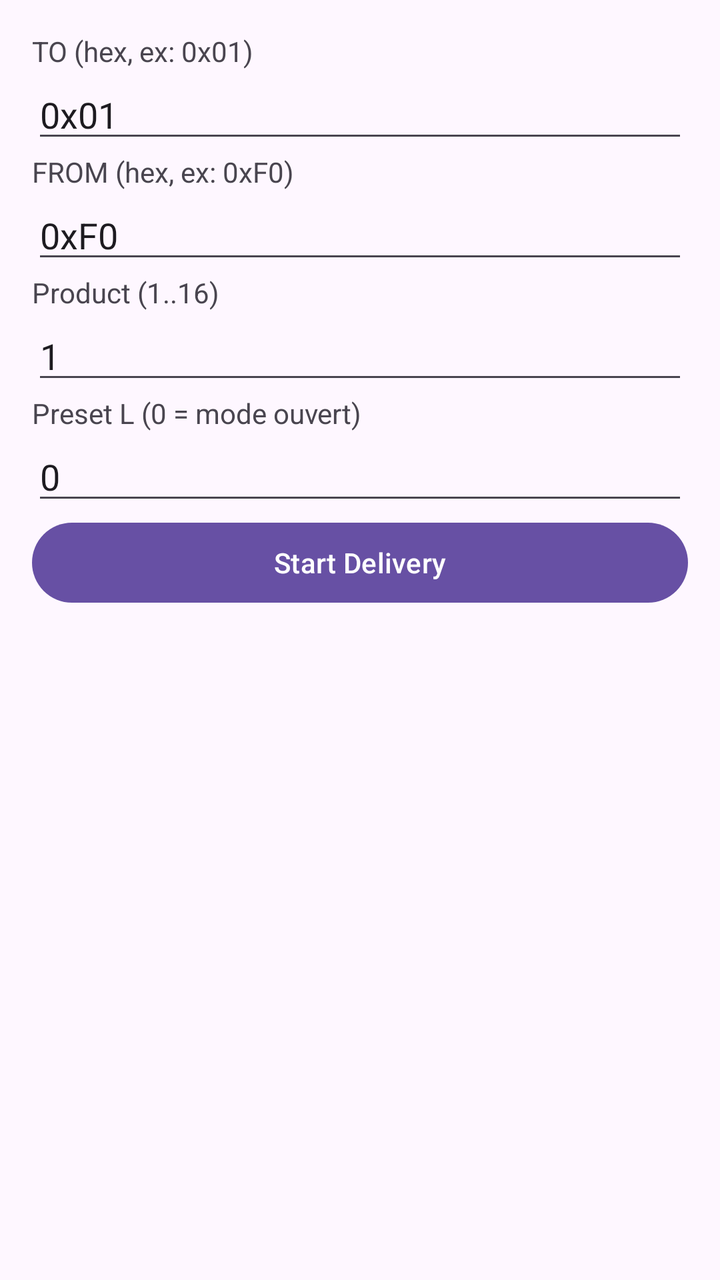
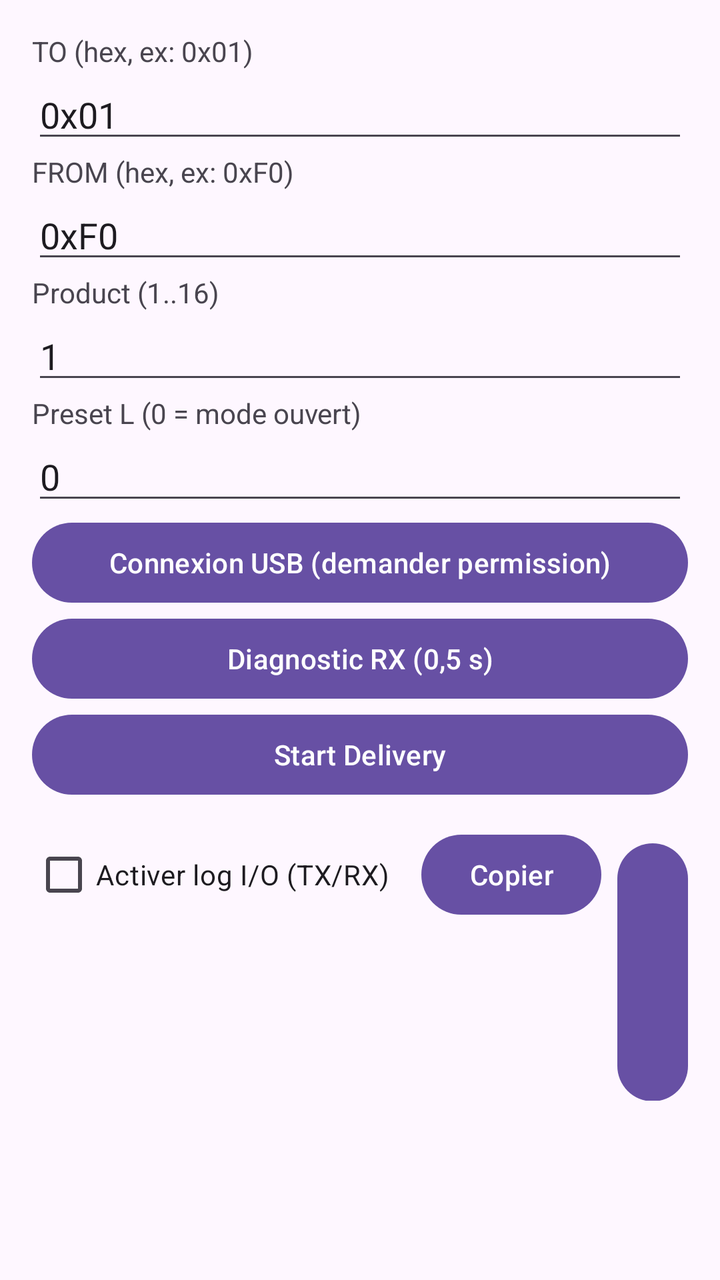

Two renders of the same Android screen: before a commit and after it. Below are the layout's source before the change and the commit's diff.
<!-- AndroidManifest.xml: application theme Theme.Material3.DayNight.NoActionBar -->
<!-- res/layout/activity_main.xml -->
<ScrollView xmlns:android="http://schemas.android.com/apk/res/android"
    android:layout_width="match_parent"
    android:layout_height="match_parent">

  <LinearLayout
      android:orientation="vertical"
      android:padding="16dp"
      android:layout_width="match_parent"
      android:layout_height="wrap_content">

    <TextView
        android:layout_width="wrap_content"
        android:layout_height="wrap_content"
        android:text="TO (hex, ex: 0x01)" />

    <EditText
        android:id="@+id/edtTo"
        android:layout_width="match_parent"
        android:layout_height="wrap_content"
        android:inputType="text"
        android:text="0x01" />

    <TextView
        android:layout_width="wrap_content"
        android:layout_height="wrap_content"
        android:text="FROM (hex, ex: 0xF0)" />

    <EditText
        android:id="@+id/edtFrom"
        android:layout_width="match_parent"
        android:layout_height="wrap_content"
        android:inputType="text"
        android:text="0xF0" />

    <TextView
        android:layout_width="wrap_content"
        android:layout_height="wrap_content"
        android:text="Product (1..16)" />

    <EditText
        android:id="@+id/edtProduct"
        android:layout_width="match_parent"
        android:layout_height="wrap_content"
        android:inputType="number"
        android:text="1" />

    <TextView
        android:layout_width="wrap_content"
        android:layout_height="wrap_content"
        android:text="Preset L (0 = mode ouvert)" />

    <EditText
        android:id="@+id/edtPreset"
        android:layout_width="match_parent"
        android:layout_height="wrap_content"
        android:inputType="numberDecimal"
        android:text="0" />

    <Button
        android:id="@+id/btnStart"
        android:layout_width="match_parent"
        android:layout_height="wrap_content"
        android:text="Start Delivery" />

    <TextView
        android:id="@+id/txtLog"
        android:layout_width="match_parent"
        android:layout_height="wrap_content"
        android:layout_marginTop="12dp"
        android:textSize="12sp" />

  </LinearLayout>
</ScrollView>
<!-- resources referenced by this layout -->
<resources>

</resources>

<!-- the commit's change to res/layout/activity_main.xml (unified diff, before → after) -->
@@ -56,17 +56,59 @@
         android:inputType="numberDecimal"
         android:text="0" />
 
+    
+    <Button
+        android:id="@+id/btnConnect"
+        android:layout_width="match_parent"
+        android:layout_height="wrap_content"
+        android:text="Connexion USB (demander permission)" />
+
+    <Button
+        android:id="@+id/btnDiag"
+        android:layout_width="match_parent"
+        android:layout_height="wrap_content"
+        android:text="Diagnostic RX (0,5 s)"/>
+
     <Button
         android:id="@+id/btnStart"
         android:layout_width="match_parent"
         android:layout_height="wrap_content"
         android:text="Start Delivery" />
 
+    
+    <LinearLayout
+        android:layout_width="match_parent"
+        android:layout_height="wrap_content"
+        android:orientation="horizontal"
+        android:layout_marginTop="12dp">
+
+      <CheckBox
+          android:id="@+id/switchIoLog"
+          android:layout_width="wrap_content"
+          android:layout_height="wrap_content"
+          android:text="Activer log I/O (TX/RX)"/>
+
+      <Button
+          android:id="@+id/btnCopyLog"
+          android:layout_width="wrap_content"
+          android:layout_height="wrap_content"
+          android:text="Copier"
+          android:layout_marginStart="16dp"/>
+
+      <Button
+          android:id="@+id/btnClearLog"
+          android:layout_width="wrap_content"
+          android:layout_height="wrap_content"
+          android:text="Effacer"
+          android:layout_marginStart="8dp"/>
+    </LinearLayout>
+
+    
     <TextView
         android:id="@+id/txtLog"
         android:layout_width="match_parent"
         android:layout_height="wrap_content"
-        android:layout_marginTop="12dp"
+        android:layout_marginTop="8dp"
         android:textSize="12sp" />
 
   </LinearLayout>
